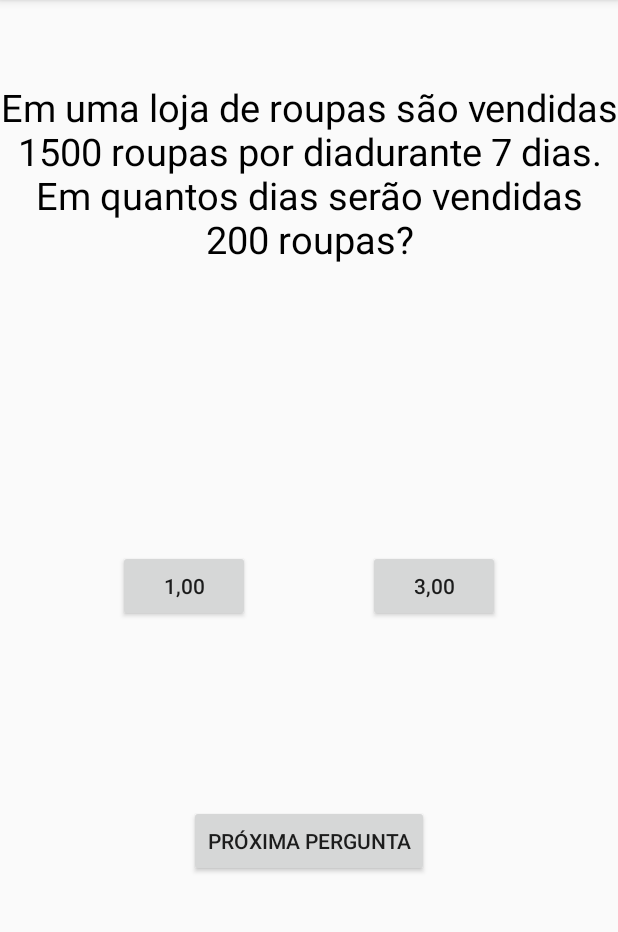
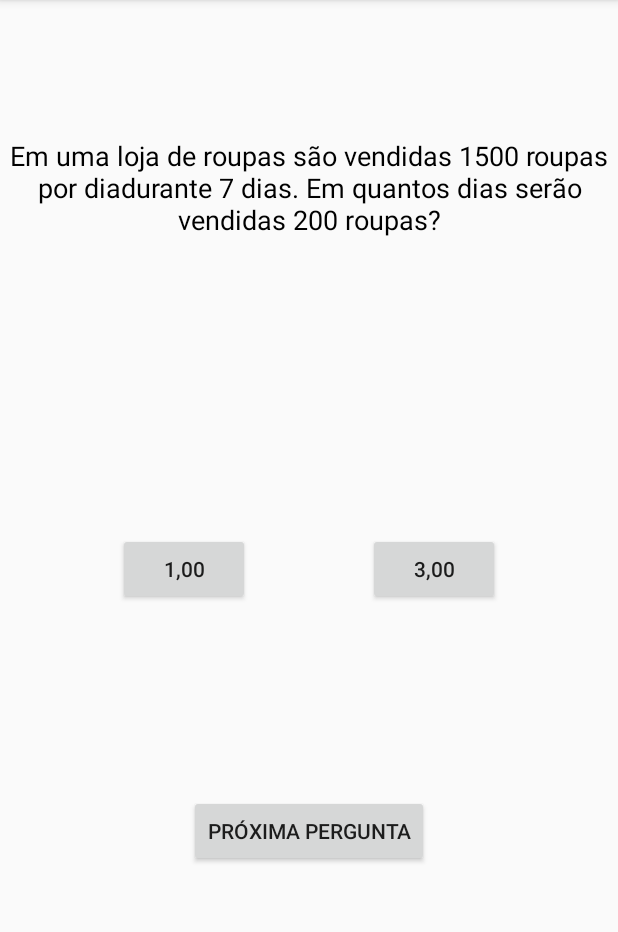
Before and after one commit to bispodev/first-app-android, an Android app: the screen it shows after launch (MainActivity), on a phone screen of 412 x 824 dp, the part 84-1016 px from its top. Run offline under Robolectric (Android 15) with nearby library versions, the phone set to English and light mode, and no system bars.

Commit message:
Finish
Ultimos Ajustes feitos

```diff
--- a/app/src/main/res/layout/activity_main.xml
+++ b/app/src/main/res/layout/activity_main.xml
@@ -10,11 +10,11 @@
         android:id="@+id/textView"
         android:layout_width="wrap_content"
         android:layout_height="wrap_content"
-        android:textSize="25sp"
+        android:textSize="18sp"
         android:textAlignment="center"
         android:layout_marginHorizontal="150dp"
         android:textColor="@android:color/background_dark"
-        app:layout_constraintBottom_toTopOf="@id/nextQuestion"
+        app:layout_constraintBottom_toBottomOf="parent"
         app:layout_constraintLeft_toLeftOf="parent"
         app:layout_constraintRight_toRightOf="parent"
         app:layout_constraintTop_toTopOf="parent"
```
